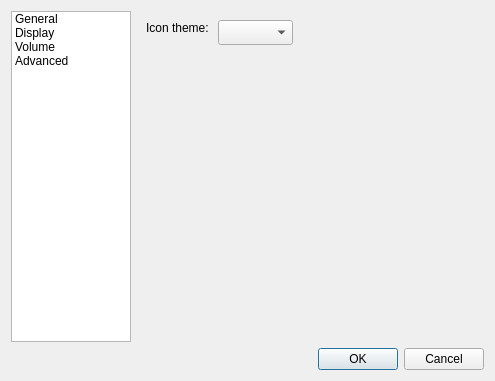
Old version of the form pcmanfm/preferences.ui in the repository lxqt/pcmanfm-qt.
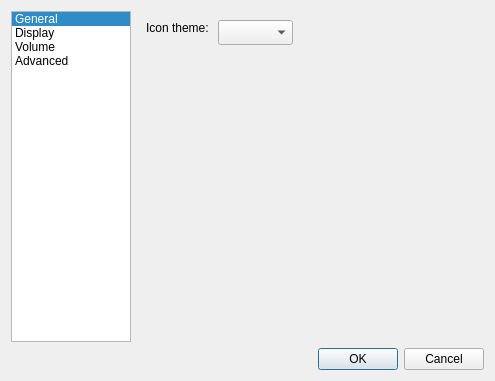
New version of the form.

Patch:
```diff
--- a/pcmanfm/preferences.ui
+++ b/pcmanfm/preferences.ui
@@ -33,6 +33,9 @@
        <property name="horizontalScrollBarPolicy">
         <enum>Qt::ScrollBarAlwaysOff</enum>
        </property>
+       <property name="currentRow">
+        <number>0</number>
+       </property>
        <item>
         <property name="text">
          <string>General</string>
```
